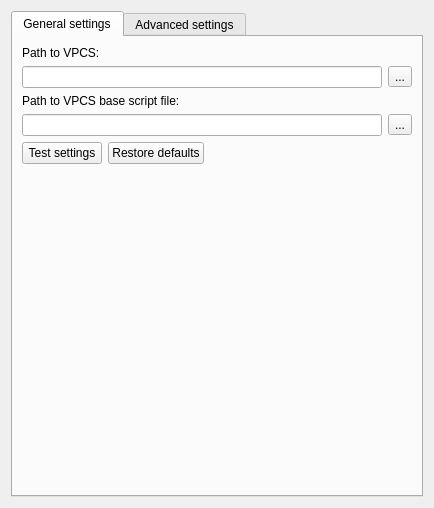
This is gns3/modules/vpcs/ui/vpcs_preferences_page.ui in GNS3/gns3-gui as Qt 5 draws it before an edit. The edited form follows.
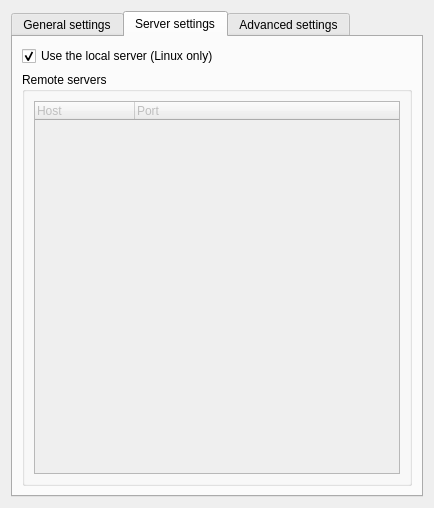
This is the edited form. The open tabs and pages were chosen to show the change.

Commit message: Remote server support for VPCS.

What changed in the file:
```diff
--- a/gns3/modules/vpcs/ui/vpcs_preferences_page.ui
+++ b/gns3/modules/vpcs/ui/vpcs_preferences_page.ui
@@ -13,7 +13,7 @@
   <property name="windowTitle">
    <string>VPCS</string>
   </property>
-  <layout class="QVBoxLayout">
+  <layout class="QVBoxLayout" name="verticalLayout_2">
    <item>
     <widget class="QTabWidget" name="uiTabWidget">
      <property name="contextMenuPolicy">
@@ -121,7 +121,50 @@
        </item>
       </layout>
      </widget>
-     <widget class="QWidget" name="tab">
+     <widget class="QWidget" name="uiServerSettingsTabWidget">
+      <attribute name="title">
+       <string>Server settings</string>
+      </attribute>
+      <layout class="QVBoxLayout" name="verticalLayout_3">
+       <item>
+        <widget class="QCheckBox" name="uiUseLocalServercheckBox">
+         <property name="text">
+          <string>Use the local server (Linux only)</string>
+         </property>
+         <property name="checked">
+          <bool>true</bool>
+         </property>
+        </widget>
+       </item>
+       <item>
+        <widget class="QGroupBox" name="uiRemoteServersGroupBox">
+         <property name="title">
+          <string>Remote servers</string>
+         </property>
+         <layout class="QHBoxLayout" name="horizontalLayout_11">
+          <item>
+           <widget class="QTreeWidget" name="uiRemoteServersTreeWidget">
+            <property name="enabled">
+             <bool>false</bool>
+            </property>
+            <column>
+             <property name="text">
+              <string>Host</string>
+             </property>
+            </column>
+            <column>
+             <property name="text">
+              <string>Port</string>
+             </property>
+            </column>
+           </widget>
+          </item>
+         </layout>
+        </widget>
+       </item>
+      </layout>
+     </widget>
+     <widget class="QWidget" name="uiAdvancedSettingsTabWidget">
       <attribute name="title">
        <string>Advanced settings</string>
       </attribute>
```
Left out of the diff: 70 changed lines with no effect on the pictures. The commit also changes 2 other files.
